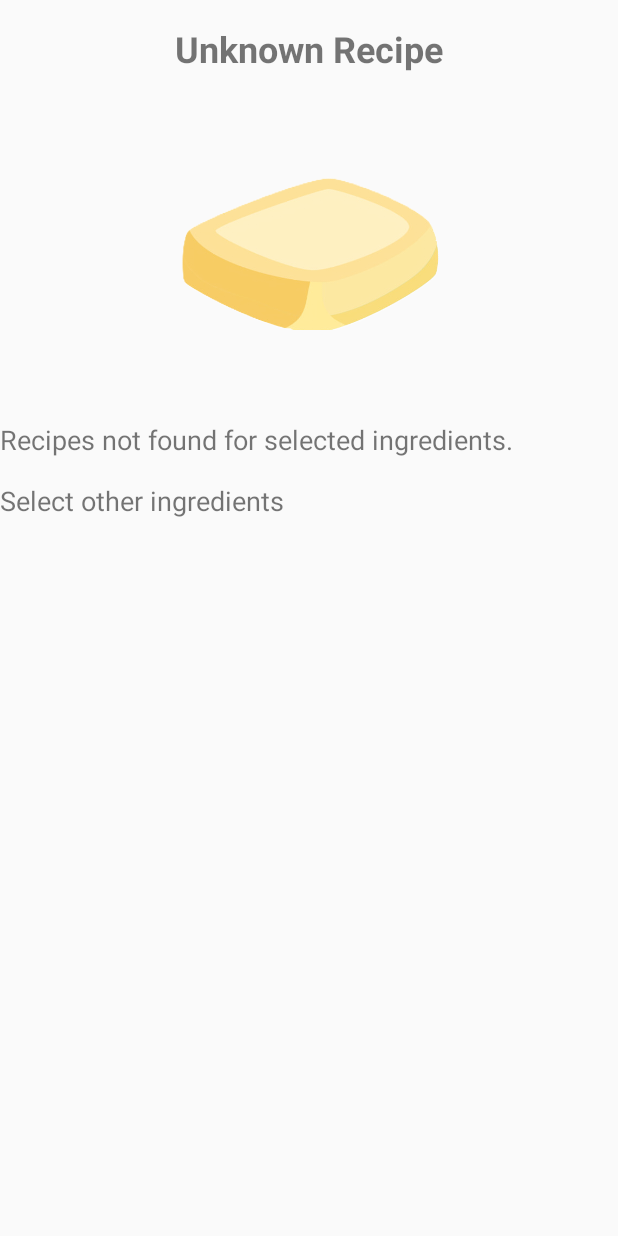
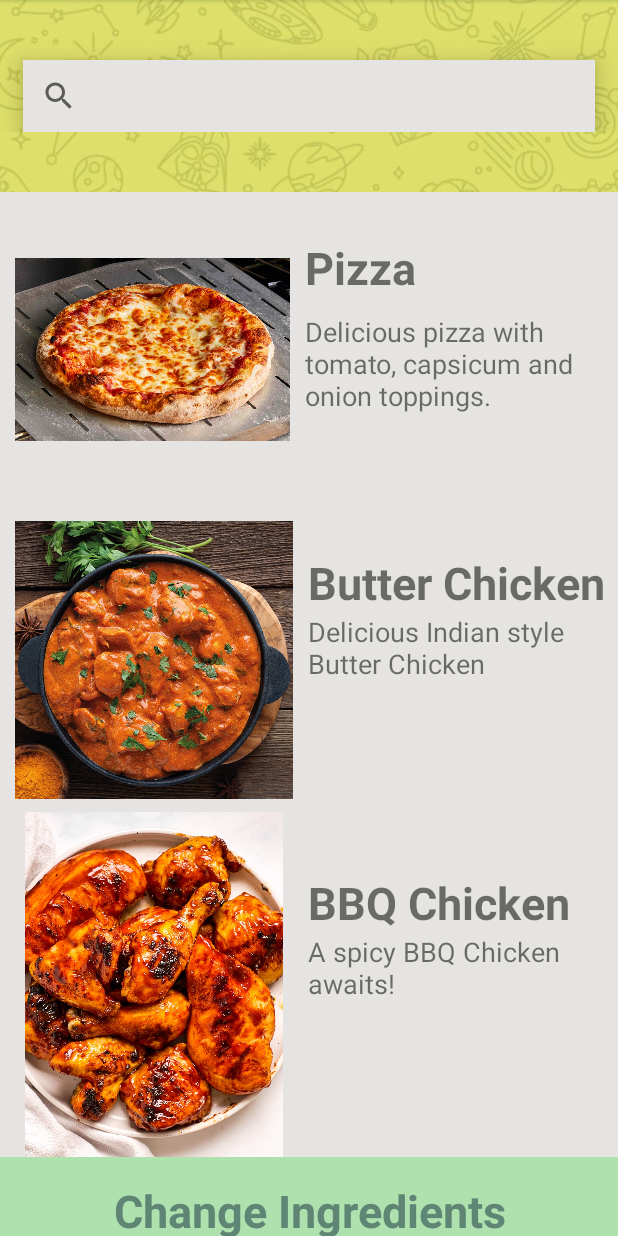
Before and after one commit to hritiksauw199/Trest, an Android app built with Jetpack Compose: the RecipeTab screen opened directly, with no data from a screen before it, on a phone screen of 412 x 824 dp. Run offline under Robolectric (Android 15) with nearby library versions, the phone set to English and light mode, and no system bars.

Commit message:
adding final activity with lots of bug fixes

```diff
--- a/app/src/main/java/Recipe.kt
+++ b/app/src/main/java/Recipe.kt
@@ -1,5 +1,6 @@
 data class Recipe(
     val name: String,
     val description: String,
-    val instructions: String// Assuming image resource is an integer ID
+    val instructions: String,// Assuming image resource is an integer ID
+    val imageResources: Int
 )
--- a/app/src/main/java/com/example/trest/RecipeTab.kt
+++ b/app/src/main/java/com/example/trest/RecipeTab.kt
@@ -5,13 +5,7 @@ import RecommendationManager
 import android.os.Bundle
 import android.widget.TextView
 import androidx.activity.ComponentActivity
-import android.content.Context
-import com.chaquo.python.PyObject
-import com.chaquo.python.Python
-import com.chaquo.python.android.AndroidPlatform
-import org.apache.commons.io.IOUtils
-import org.json.JSONArray
-import java.io.InputStream
+import android.widget.ImageView
 
 
 class RecipeTab : ComponentActivity() {
@@ -22,52 +16,81 @@ class RecipeTab : ComponentActivity() {
         super.onCreate(savedInstanceState)
         setContentView(R.layout.recipe_tab)
 
-        val selectedIngredients = intent.getStringArrayListExtra("selectedIngredients") ?: ArrayList()
-
         //val recommendationManager = RecommendationManager(this)
         //val recommendedRecipes = recommendationManager.getRecommendedRecipes(selectedIngredients)
         //println(recommendedRecipes)
 
-        val recommendedRecipe = determineRecommendedRecipe(selectedIngredients)
+        val selectedIngredients = intent.getStringArrayListExtra("selectedIngredients") ?: ArrayList()
+        val getRecipe = determineRecommendedRecipe(selectedIngredients)
+        // Update the placeholders with recipe information
+        updateRecipeInformation(getRecipe)
 
-        // Update the placeholders with recipe information
-        updateRecipeInformation(recommendedRecipe)
 
     }
 
-    private fun determineRecommendedRecipe(selectedIngredients: ArrayList<String>?): Recipe {
+    private fun determineRecommendedRecipe(selectedIngredients: ArrayList<String>?): MutableMap<String, Recipe> {
         // Example predefined mapping of ingredients to recipes
         val ingredientToRecipeMap = mapOf(
-            listOf("Tomato", "Onion") to Recipe("Pizza",
-                "Delicious pizza with tomato and onion toppings.",
-                "Instructions for making pizza..."),
-            listOf("Flour", "Mushroom", "Chicken") to Recipe("Butter Chicken",
-                "NN.",
-                "MM")
+            listOf("tomato", "onion", "flour", "capsicum") to Recipe("Pizza",
+                "Delicious pizza with tomato, capsicum and onion toppings.",
+                "Averge rating: 4.3 out of 5.0", imageResources = R.drawable.pizza),
+            listOf("butter", "chicken") to Recipe("Butter Chicken",
+                "Delicious Indian style Butter Chicken",
+                "MM", imageResources = R.drawable.butterchicken),
+            listOf("chicken", "chilli") to Recipe("BBQ Chicken",
+                "A spicy BBQ Chicken awaits!",
+                "In", imageResources = R.drawable.bbqchicken),
+            listOf("tomato", "onion", "mushroom") to Recipe("Mushroom Fry",
+                "Crispy fried mushrooms.",
+                "NN", imageResources = R.drawable.friedmushrooms),
+            listOf("tomato", "onion", "flour", "mushroom") to Recipe("Mushroom Gravy",
+                "Tangy & Spicy Mushroom gravy with Roti",
+                "CC", imageResources = R.drawable.mushroommasala)
             // Add more mappings as needed
         )
 
-        // Find a recipe based on the selected ingredients
-        for ((ingredients, recipe) in ingredientToRecipeMap) {
-            if (selectedIngredients?.containsAll(ingredients) == true) {
-                return recipe
+        val recommendedRecipes = mutableMapOf<String, Recipe>()
+
+        for ((ingredientList, recipe) in ingredientToRecipeMap) {
+            if (selectedIngredients != null && selectedIngredients.all { ingredientList.contains(it.toLowerCase()) }) {
+                recommendedRecipes[recipe.name] = recipe
             }
         }
 
-        // If no matching recipe found, return a default recipe or handle appropriately
-        return Recipe("Unknown Recipe", "Recipes not found for selected ingredients.",
-            "Select other ingredients")
+        return recommendedRecipes
     }
 
+    private fun updateRecipeInformation(recipes: Map<String, Recipe>) {
+        val recipeViews = listOf(
+            Triple(R.id.image1_place, R.id.name1_place, R.id.star1_place),
+            Triple(R.id.image2_place, R.id.name2_place, R.id.star2_place),
+            Triple(R.id.image3_place, R.id.name3_place, R.id.star3_place)
+        )
 
-    private fun updateRecipeInformation(recipe: Recipe) {
-        // Update TextViews and ImageView with recipe information
-        findViewById<TextView>(R.id.textView_recipe_name).text = recipe.name
-        findViewById<TextView>(R.id.textView_recipe_description).text = recipe.description
-        findViewById<TextView>(R.id.textView_recipe_instructions).text = recipe.instructions
-        // Update ImageView with recipe image (you may need to load the image asynchronously)
-        //findViewById<ImageView>(R.id.imageView_recipe_image).setImageResource(recipe.imageResource)
+        var index = 0
+        for ((recipeName, recipe) in recipes) {
+            if (index >= recipeViews.size) {
+                // Handle the case where you have more recipes than available placeholders
+                break
+            }
+
+            val (imageId, nameId, starId) = recipeViews[index]
+
+            // Update image
+            val imageView = findViewById<ImageView>(imageId)
+            // Assuming you have an image for the recipe, you can set it here
+            imageView.setImageResource(recipe.imageResources)
+
+            // Update name
+            val nameTextView = findViewById<TextView>(nameId)
+            nameTextView.text = recipe.name
+
+            // Update instructions
+            val instructionsTextView = findViewById<TextView>(starId)
+            instructionsTextView.text = recipe.description
+
+            index++
+        }
     }
 
-
 }
--- a/app/src/main/res/layout/recipe_tab.xml
+++ b/app/src/main/res/layout/recipe_tab.xml
@@ -1,48 +1,166 @@
 <?xml version="1.0" encoding="utf-8"?>
-<RelativeLayout xmlns:android="http://schemas.android.com/apk/res/android"
+<LinearLayout xmlns:android="http://schemas.android.com/apk/res/android"
     android:layout_width="match_parent"
     android:layout_height="match_parent"
-    android:orientation="vertical">
+    android:orientation="vertical"
+    android:background="@drawable/vgs">
 
-    <!-- Recipe Name -->
-    <TextView
-        android:id="@+id/textView_recipe_name"
-        android:layout_width="wrap_content"
-        android:layout_height="wrap_content"
-        android:text="Recipe Name"
-        android:textSize="24sp"
-        android:textStyle="bold"
-        android:layout_centerHorizontal="true"
-        android:layout_marginTop="16dp"/>
+    <LinearLayout
+        android:layout_width="match_parent"
+        android:layout_height="wrap_content">
 
-    <!-- Recipe Image -->
-    <ImageView
-        android:id="@+id/imageView_recipe_image"
-        android:layout_width="200dp"
-        android:layout_height="200dp"
-        android:layout_below="@id/textView_recipe_name"
-        android:layout_centerHorizontal="true"
-        android:layout_marginTop="16dp"
-        android:src="@drawable/butter1" />
+        <SearchView
+            android:layout_width="match_parent"
+            android:layout_height="wrap_content"
+            android:layout_marginStart="15sp"
+            android:layout_marginEnd="15sp"
+            android:layout_marginTop="40dp"
+            android:background="#E5E4E2"
+            android:elevation="10dp"
+            android:queryHint="Search">
 
-    <!-- Recipe Description -->
-    <TextView
-        android:id="@+id/textView_recipe_description"
-        android:layout_width="wrap_content"
-        android:layout_height="wrap_content"
-        android:layout_below="@id/imageView_recipe_image"
-        android:layout_marginTop="16dp"
-        android:text="Recipe Description"
-        android:textSize="18sp"/>
+        </SearchView>
 
-    <!-- Recipe Instructions -->
-    <TextView
-        android:id="@+id/textView_recipe_instructions"
-        android:layout_width="wrap_content"
-        android:layout_height="wrap_content"
-        android:layout_below="@id/textView_recipe_description"
-        android:layout_marginTop="16dp"
-        android:text="Recipe Instructions"
-        android:textSize="18sp"/>
+    </LinearLayout>
 
-</RelativeLayout>
+    <LinearLayout
+        android:layout_width="match_parent"
+        android:layout_height="210dp"
+        android:layout_marginTop="40dp"
+        android:background="#E5E4E2"
+        android:orientation="horizontal">
+
+        <ImageView
+            android:id="@+id/image1_place"
+            android:layout_width="183dp"
+            android:layout_height="match_parent"
+            android:layout_marginStart="10dp"
+            android:src="@drawable/e5e4e2" />
+
+        <LinearLayout
+            android:layout_width="226dp"
+            android:layout_height="match_parent"
+            android:orientation="vertical">
+
+            <TextView
+                android:id="@+id/name1_place"
+                android:layout_width="match_parent"
+                android:layout_height="wrap_content"
+                android:layout_marginTop="30dp"
+                android:text=""
+                android:layout_marginStart="10dp"
+                android:textSize="30sp"
+                android:textStyle="bold" />
+
+            <TextView
+                android:id="@+id/star1_place"
+                android:layout_width="match_parent"
+                android:layout_height="wrap_content"
+                android:layout_marginTop="10dp"
+                android:layout_marginStart="10dp"
+                android:text=""
+                android:textSize="18sp" />
+        </LinearLayout>
+
+
+    </LinearLayout>
+
+    <LinearLayout
+        android:layout_width="match_parent"
+        android:layout_height="203dp"
+        android:orientation="horizontal"
+        android:background="#E5E4E2">
+
+        <ImageView
+            android:id="@+id/image2_place"
+            android:layout_width="185dp"
+            android:layout_height="match_parent"
+            android:layout_marginStart="10dp"
+            android:src="@drawable/e5e4e2" />
+
+        <LinearLayout
+            android:layout_width="226dp"
+            android:layout_height="215dp"
+            android:orientation="vertical">
+
+            <TextView
+                android:id="@+id/name2_place"
+                android:layout_width="match_parent"
+                android:layout_height="wrap_content"
+                android:layout_marginTop="30dp"
+                android:layout_marginStart="10dp"
+                android:text=""
+                android:textSize="30sp"
+                android:textStyle="bold" />
+
+            <TextView
+                android:id="@+id/star2_place"
+                android:layout_width="match_parent"
+                android:layout_height="wrap_content"
+                android:layout_marginStart="10dp"
+                android:text=""
+                android:textSize="18sp" />
+        </LinearLayout>
+
+
+    </LinearLayout>
+
+    <LinearLayout
+        android:layout_width="match_parent"
+        android:layout_height="230dp"
+        android:orientation="horizontal"
+        android:background="#E5E4E2">
+
+        <ImageView
+            android:id="@+id/image3_place"
+            android:layout_width="185dp"
+            android:layout_height="match_parent"
+            android:layout_marginStart="10dp"
+            android:src="@drawable/e5e4e2" />
+
+        <LinearLayout
+            android:layout_width="228dp"
+            android:layout_height="match_parent"
+            android:orientation="vertical">
+
+            <TextView
+                android:id="@+id/name3_place"
+                android:layout_width="match_parent"
+                android:layout_height="wrap_content"
+                android:layout_marginTop="40dp"
+                android:layout_marginStart="10dp"
+                android:text=""
+                android:textSize="30sp"
+                android:textStyle="bold" />
+
+            <TextView
+                android:id="@+id/star3_place"
+                android:layout_width="match_parent"
+                android:layout_height="wrap_content"
+                android:text=""
+                android:layout_marginStart="10dp"
+                android:textSize="18sp" />
+        </LinearLayout>
+
+    </LinearLayout>
+
+    <LinearLayout
+        android:layout_width="match_parent"
+        android:layout_height="75dp"
+        android:orientation="horizontal"
+        android:background="#AFE1AF">
+
+        <TextView
+            android:id="@+id/star4_place"
+            android:layout_width="match_parent"
+            android:layout_height="wrap_content"
+            android:text="Change Ingredients"
+            android:textSize="30sp"
+            android:textStyle="bold"
+            android:textAlignment="center"
+            android:layout_marginTop="15dp"
+            android:textColor="#5F8575"/>
+
+    </LinearLayout>
+
+</LinearLayout>
```
Also changed, not shown: app/src/main/res/drawable/bbqchicken.jpg (added), app/src/main/res/drawable/butterchicken.jpg (added), app/src/main/res/drawable/e5e4e2.png (added), app/src/main/res/drawable/friedmushrooms.jpeg (added), app/src/main/res/drawable/mushroommasala.jpg (added), app/src/main/res/drawable/pizza.jpg (added), app/src/main/res/drawable/vgs.jpeg (added).
